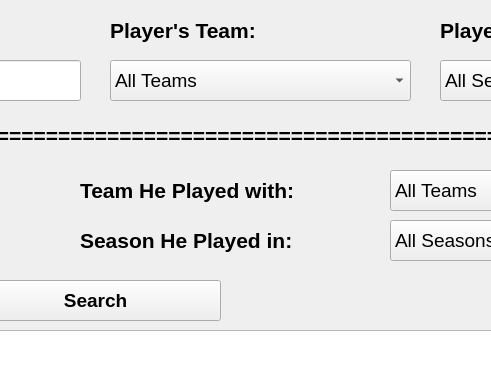
Above: NBA_Player_Stats_UI_V02.ui from LeBronWilly/NBA_Player_Stats before the change; both pictures show x 540 to 1031 and y 0 to 375 of the 1269 by 939 pixel window. Below: the same form after it.
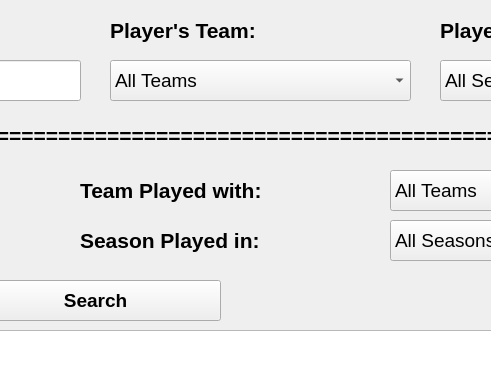
That is the form after the change. Icons and pictures are not drawn.

Patch:
```diff
--- a/NBA_Player_Stats_UI_V02.ui
+++ b/NBA_Player_Stats_UI_V02.ui
@@ -550,7 +550,7 @@
     </font>
    </property>
    <property name="text">
-    <string>Season He Played in:</string>
+    <string>Season Played in:</string>
    </property>
    <property name="alignment">
     <set>Qt::AlignJustify|Qt::AlignVCenter</set>
@@ -574,7 +574,7 @@
     </font>
    </property>
    <property name="text">
-    <string>Team He Played with:</string>
+    <string>Team Played with:</string>
    </property>
    <property name="alignment">
     <set>Qt::AlignJustify|Qt::AlignVCenter</set>
```
